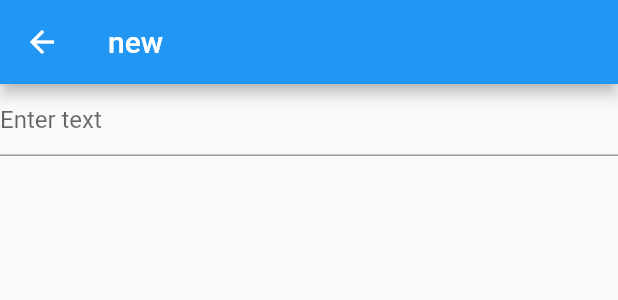
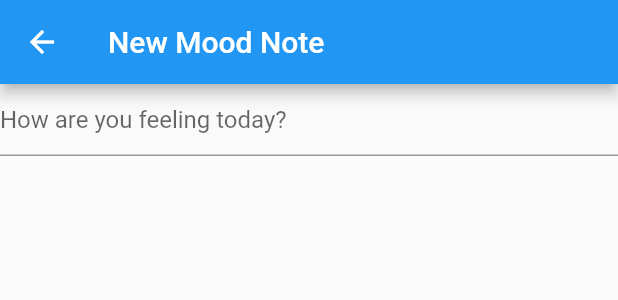
Before and after one commit to Yamin-Ara/flutterProject, a Flutter app: the HomeView widget shown alone on an empty page, opened directly, after a tap on the "add" icon, on a phone screen of 412 x 824 dp. Shown: the top 300 px of the screen. Run offline on Flutter 3.47's test engine with Material 2 defaults, Android fonts, the phone set to English and light mode, and no system bars; our stand-ins replace cloud_firestore, firebase_auth, firebase_core; accounts and stored records are empty; network calls fail; statements that could not run were skipped.

Commit message:
water intake level counter added

```diff
--- a/lib/controller/routes.dart
+++ b/lib/controller/routes.dart
@@ -3,3 +3,4 @@ const registerRoute = '/register/';
 const landingRoute = '/landing/';
 const verifyEmailRoute = '/verifyEmail/';
 const createUpdateUserInfoRoute = '/userInfo/';
+const waterIntakeRoute = '/waterIntake/';
--- a/lib/main.dart
+++ b/lib/main.dart
@@ -3,7 +3,8 @@ import 'package:flutter_application_1/controller/routes.dart';
 import 'package:flutter_application_1/services/auth/auth_service.dart';
 import 'package:flutter_application_1/views/landingView.dart';
 import 'package:flutter_application_1/views/login_view.dart';
-import 'package:flutter_application_1/views/nav/createUpdateUserInfo.dart';
+import 'package:flutter_application_1/views/nav/home/createUpdateUserInfo.dart';
+import 'package:flutter_application_1/views/nav/home/waterIntake.dart';
 import 'package:flutter_application_1/views/register_view.dart';
 import 'package:flutter_application_1/views/verify_view.dart';
 
@@ -22,6 +23,7 @@ void main() async {
         landingRoute: (context) => const landingView(),
         createUpdateUserInfoRoute: (context) =>
             const createUpdateUserInfoView(),
+        waterIntakeRoute: (context) => const WaterIntake(),
       },
     ),
   );
@@ -48,7 +50,7 @@ class homePage extends StatelessWidget {
                 return LoginView();
               }
             default:
-              return const CircularProgressIndicator.adaptive();
+              return const CircularProgressIndicator();
           }
         });
   }
--- a/lib/views/landingView.dart
+++ b/lib/views/landingView.dart
@@ -3,7 +3,7 @@ import 'package:flutter_application_1/controller/routes.dart';
 import 'package:flutter_application_1/services/auth/auth_service.dart';
 import 'package:flutter_application_1/enums/menu_actions.dart';
 import 'package:flutter_application_1/views/nav/emergencyContacts_view.dart';
-import 'package:flutter_application_1/views/nav/home_view.dart';
+import 'package:flutter_application_1/views/nav/home/home_view.dart';
 import 'package:flutter_application_1/views/nav/reminder_view.dart';
 import 'package:flutter_application_1/views/nav/video_view.dart';
 
--- a/lib/views/login_view.dart
+++ b/lib/views/login_view.dart
@@ -106,7 +106,7 @@ class _LoginViewState extends State<LoginView> {
               },
               style: TextButton.styleFrom(
                 textStyle: const TextStyle(fontSize: 20),
-                foregroundColor: Color.fromARGB(238, 46, 59, 65),
+                foregroundColor: const Color.fromARGB(238, 46, 59, 65),
               ),
               child: const Text('New User? Register here'),
             ),
--- a/lib/views/nav/createUpdateUserInfo.dart
+++ b/lib/views/nav/home/createUpdateUserInfo.dart
@@ -1,6 +1,4 @@
 import 'package:flutter/material.dart';
-import 'package:flutter/src/widgets/framework.dart';
-import 'package:flutter/src/widgets/placeholder.dart';
 import 'package:flutter_application_1/services/auth/auth_service.dart';
 import 'package:flutter_application_1/services/cloud/cloud_notes.dart';
 import 'package:flutter_application_1/services/cloud/cloud_store.dart';
@@ -93,7 +91,7 @@ class _createUpdateUserInfoViewState extends State<createUpdateUserInfoView> {
   Widget build(BuildContext context) {
     return Scaffold(
       appBar: AppBar(
-        title: Text("new"),
+        title: const Text("New Mood Note"),
       ),
       body: FutureBuilder(
         future: createOrGetExistingNote(context),
@@ -105,8 +103,8 @@ class _createUpdateUserInfoViewState extends State<createUpdateUserInfoView> {
                 controller: _textController,
                 keyboardType: TextInputType.multiline,
                 maxLines: null,
-                decoration: InputDecoration(
-                  hintText: "Enter text",
+                decoration: const InputDecoration(
+                  hintText: "How are you feeling today?",
                 ),
               );
             default:
--- a/lib/views/nav/home_view.dart
+++ b/lib/views/nav/home/home_view.dart
@@ -3,7 +3,7 @@ import 'package:flutter_application_1/controller/routes.dart';
 import 'package:flutter_application_1/services/auth/auth_service.dart';
 import 'package:flutter_application_1/services/cloud/cloud_notes.dart';
 import 'package:flutter_application_1/services/cloud/cloud_store.dart';
-import 'package:flutter_application_1/views/nav/notes_list_view.dart';
+import 'package:flutter_application_1/views/nav/home/notes_list_view.dart';
 
 class HomeView extends StatefulWidget {
   const HomeView({super.key});
@@ -28,6 +28,19 @@ class _HomeViewState extends State<HomeView> {
       mainAxisSize: MainAxisSize.min,
       children: [
         ElevatedButton(
+            onPressed: () {
+              Navigator.of(context).pushNamed(waterIntakeRoute);
+            },
+            child: const Text("Check Water Intake")),
+        const Text(
+          "Mood Notes",
+          style: TextStyle(fontWeight: FontWeight.bold, fontSize: 20.0),
+        ),
+        ElevatedButton(
+          style: const ButtonStyle(
+            backgroundColor: MaterialStatePropertyAll<Color>(
+                Color.fromARGB(253, 62, 33, 76)),
+          ),
           onPressed: () {
             Navigator.of(context).pushNamed(createUpdateUserInfoRoute);
           },
--- a/lib/views/nav/video_view.dart
+++ b/lib/views/nav/video_view.dart
@@ -1,6 +1,5 @@
 import 'package:flutter/material.dart';
-import 'package:flutter/src/widgets/framework.dart';
-import 'package:flutter/src/widgets/placeholder.dart';
+import 'package:flutter_application_1/views/nav/home/waterIntake.dart';
 
 class VideoView extends StatefulWidget {
   const VideoView({super.key});
@@ -12,6 +11,6 @@ class VideoView extends StatefulWidget {
 class _VideoViewState extends State<VideoView> {
   @override
   Widget build(BuildContext context) {
-    return const Text('videos');
+    return Container();
   }
 }
```
Also changed, not shown: lib/views/nav/home/waterIntakeView.dart (added, +55 -0 lines), lib/views/nav/home/notes_list_view.dart (renamed from lib/views/nav/notes_list_view.dart), lib/views/nav/home/pedometerView.dart (added).
